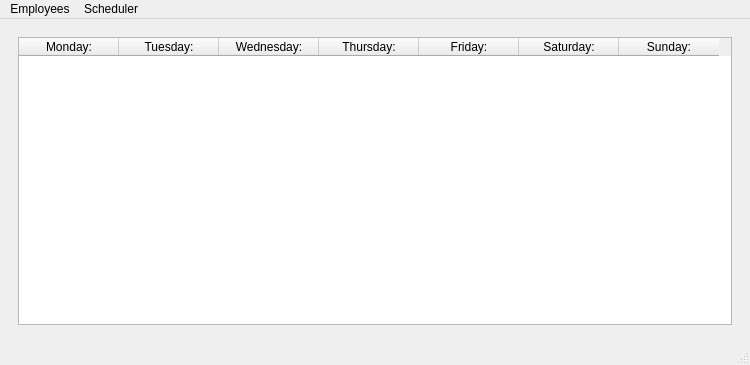
Above: mainwindow.ui from camwick/qdobaScheduler before the change. Below: the same form after it.
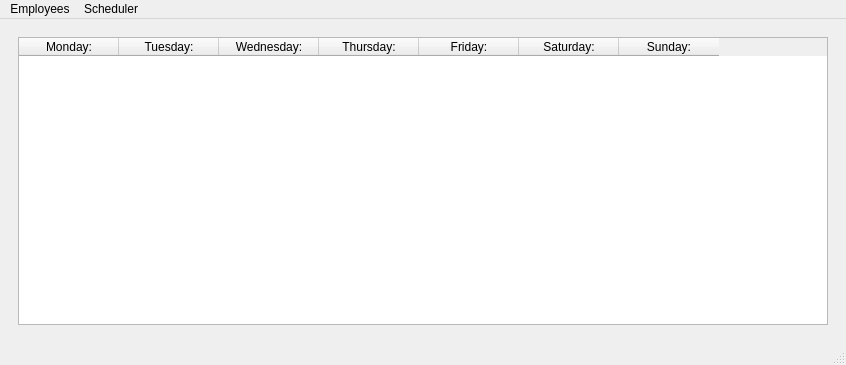
That is the form after the change. The open tabs and pages were chosen to show the change.

Commit message: display names on schedule

Patch:
```diff
--- a/mainwindow.ui
+++ b/mainwindow.ui
@@ -6,7 +6,7 @@
    <rect>
     <x>0</x>
     <y>0</y>
-    <width>750</width>
+    <width>846</width>
     <height>365</height>
    </rect>
   </property>
@@ -184,7 +184,7 @@
     <rect>
      <x>0</x>
      <y>0</y>
-     <width>750</width>
+     <width>846</width>
      <height>21</height>
     </rect>
    </property>
```
Left out of the diff: 2 changed lines with no effect on the pictures. The commit also changes 2 other files.
